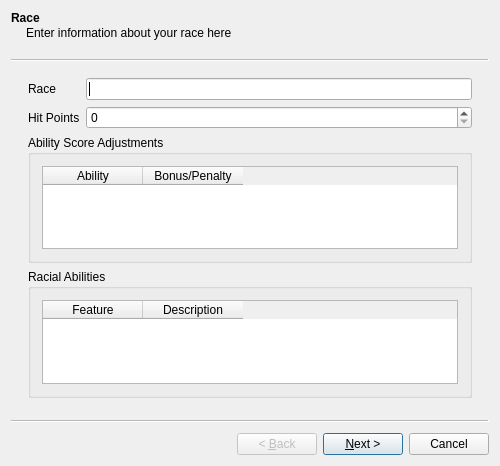
smithbt/StarfinderCharacterApp, file CreatorWizard.ui: the form before one commit.
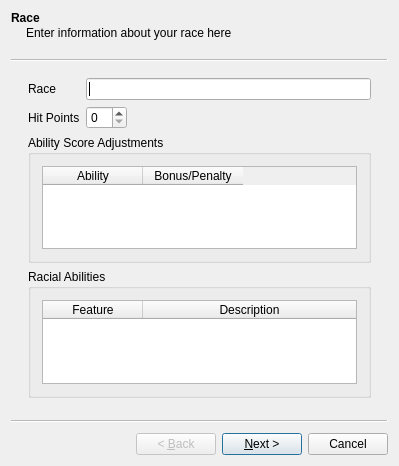
The form after the commit.

Commit message: First draft of CreatorWizard.

Patch:
```diff
--- a/CreatorWizard.ui
+++ b/CreatorWizard.ui
@@ -6,7 +6,7 @@
    <rect>
     <x>0</x>
     <y>0</y>
-    <width>500</width>
+    <width>399</width>
     <height>466</height>
    </rect>
   </property>
@@ -21,6 +21,9 @@
     <string>Enter information about your race here</string>
    </property>
    <layout class="QFormLayout" name="formLayout">
+    <property name="fieldGrowthPolicy">
+     <enum>QFormLayout::ExpandingFieldsGrow</enum>
+    </property>
     <item row="0" column="0">
      <widget class="QLabel" name="raceNameLabel">
       <property name="text">
@@ -72,6 +75,9 @@
       <layout class="QGridLayout" name="gridLayout">
        <item row="0" column="0">
         <widget class="QTableWidget" name="rFeaturesWidget">
+         <attribute name="horizontalHeaderStretchLastSection">
+          <bool>true</bool>
+         </attribute>
          <column>
           <property name="text">
            <string>Feature</string>
```
Left out of the diff: 97 changed lines with no effect on the pictures. The commit also changes 2 other files.
